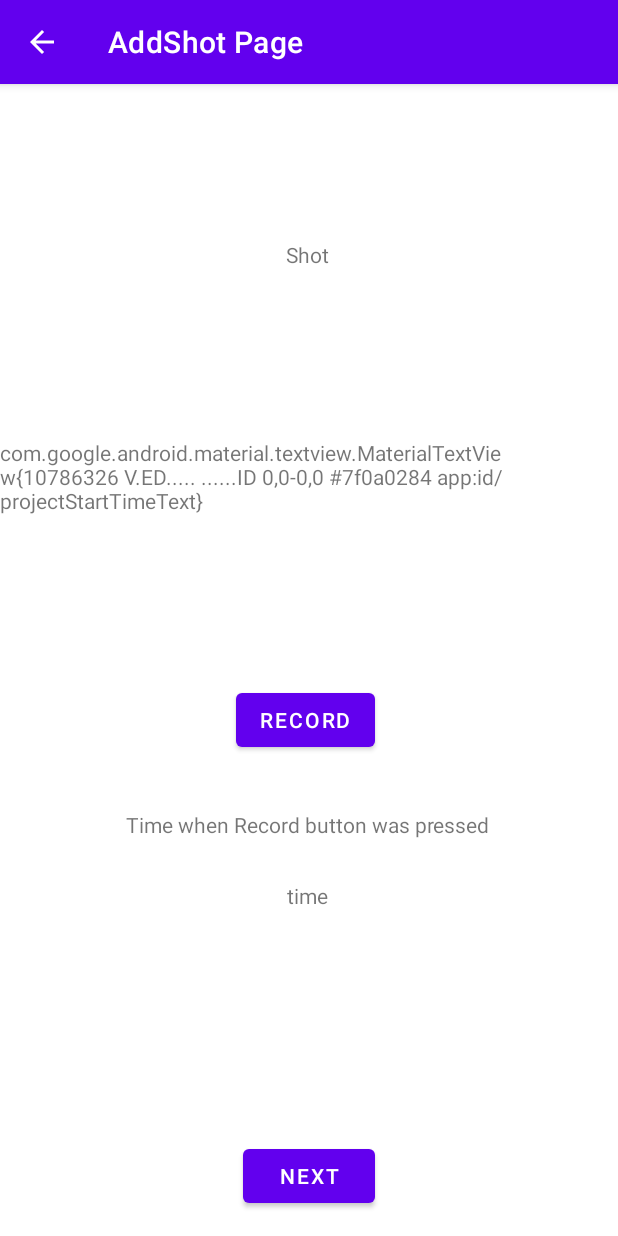
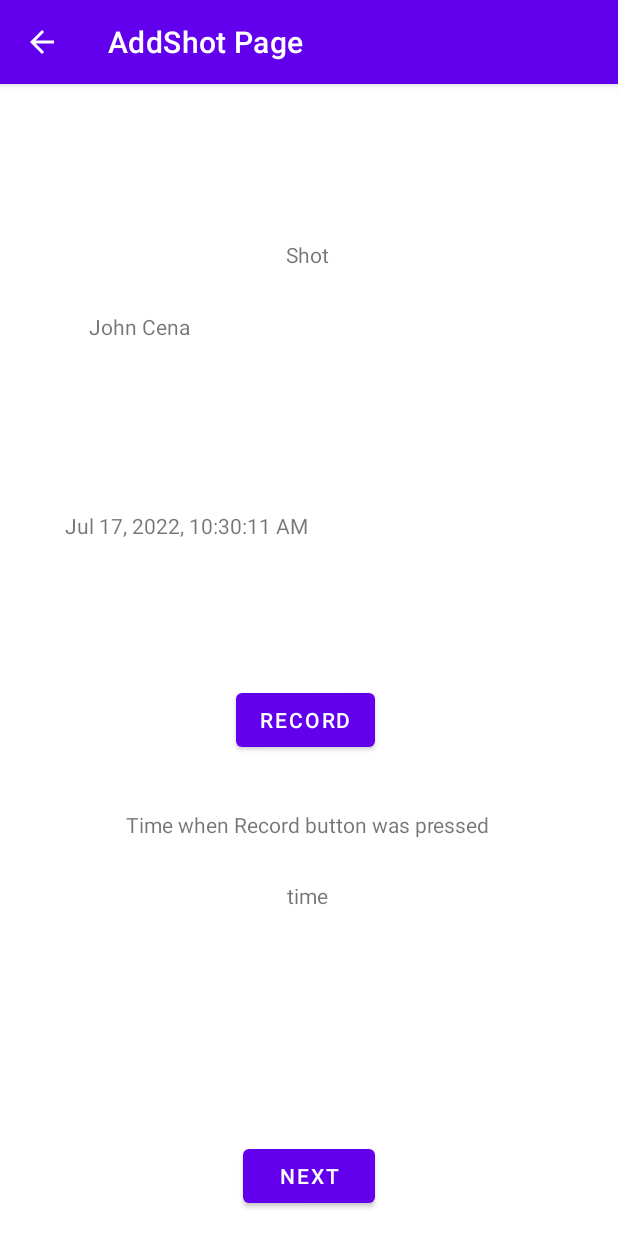
Before and after one commit to MihaiSirbu/Geophysics_Lair, an Android app: the screen it shows after launch (AddShot), after a tap on "NEW PROJECT", on a phone screen of 412 x 824 dp. Run offline under Robolectric (Android 15) with nearby library versions, the phone set to English and light mode, and no system bars.

Commit message:
Fixed some issues

```diff
--- a/app/src/main/java/com/example/MishuProject/AddShot.java
+++ b/app/src/main/java/com/example/MishuProject/AddShot.java
@@ -49,8 +49,16 @@ public class AddShot extends AppCompatActivity {
 
         // start project time display
 
-        TextView projectStartTime = findViewById(R.id.projectStartTimeText);
-        projectStartTime.setText(projectStartTime.toString());
+        TextView projectStartTimeDisplay = findViewById(R.id.projectStartTimeText);
+        projectStartTimeDisplay.setText(projectStartTime.toString());
+
+        // operator display
+        TextView OperatorDisplayText = findViewById(R.id.OperatorDisplayTextView);
+        OperatorDisplayText.setText(operator);
+
+        // project number display
+        TextView ProjectNumberDisplay = findViewById(R.id.ProjectNumberDisplayTextView);
+        ProjectNumberDisplay.setText(projectNumber);
 
         // TIME DISPLAY REC BUTTON
 
--- a/app/src/main/java/com/example/MishuProject/MainActivity.java
+++ b/app/src/main/java/com/example/MishuProject/MainActivity.java
@@ -63,13 +63,7 @@ public class MainActivity extends AppCompatActivity implements AdapterView.OnIte
 
     // GO TO NEXT ACTIVITY
         Button Shot_Activity_Button = findViewById(R.id.addShotButton);
-        Shot_Activity_Button.setOnClickListener(new View.OnClickListener() {
-            @Override
-            public void onClick(View v) {
-                openNextActivity();
-
-            }
-        });
+        Shot_Activity_Button.setOnClickListener(v -> openNextActivity());
 
 
     }
--- a/app/src/main/res/layout/activity_add_shot.xml
+++ b/app/src/main/res/layout/activity_add_shot.xml
@@ -63,14 +63,39 @@
         app:layout_constraintTop_toBottomOf="@+id/RecButton" />
 
     <TextView
+        android:id="@+id/OperatorDisplayTextView"
+        android:layout_width="wrap_content"
+        android:layout_height="wrap_content"
+        android:layout_marginBottom="40dp"
+        android:text="TextView"
+        app:layout_constraintBottom_toTopOf="@+id/ProjectNumberDisplayTextView"
+        app:layout_constraintEnd_toEndOf="parent"
+        app:layout_constraintHorizontal_bias="0.172"
+        app:layout_constraintStart_toStartOf="parent"
+        app:layout_constraintTop_toBottomOf="@+id/textView"
+        app:layout_constraintVertical_bias="0.488" />
+
+    <TextView
+        android:id="@+id/ProjectNumberDisplayTextView"
+        android:layout_width="wrap_content"
+        android:layout_height="wrap_content"
+        android:layout_marginBottom="24dp"
+        android:text="TextView"
+        app:layout_constraintBottom_toTopOf="@+id/projectStartTimeText"
+        app:layout_constraintEnd_toEndOf="parent"
+        app:layout_constraintHorizontal_bias="0.172"
+        app:layout_constraintStart_toStartOf="parent" />
+
+    <TextView
         android:id="@+id/projectStartTimeText"
         android:layout_width="wrap_content"
         android:layout_height="wrap_content"
+        android:layout_marginBottom="96dp"
         android:text="TextView"
         app:layout_constraintBottom_toTopOf="@+id/RecButton"
         app:layout_constraintEnd_toEndOf="parent"
-        app:layout_constraintStart_toStartOf="parent"
-        app:layout_constraintTop_toBottomOf="@+id/textView" />
+        app:layout_constraintHorizontal_bias="0.172"
+        app:layout_constraintStart_toStartOf="parent" />
 
 
 </androidx.constraintlayout.widget.ConstraintLayout>
--- a/app/src/main/res/values/strings.xml
+++ b/app/src/main/res/values/strings.xml
@@ -1,5 +1,5 @@
 <resources>
-    <string name="app_name">try1</string>
+    <string name="app_name">MishuProject</string>
     <string name="button011">mybutton</string>
     <string name="OperatorText">Operator</string>
 
```
